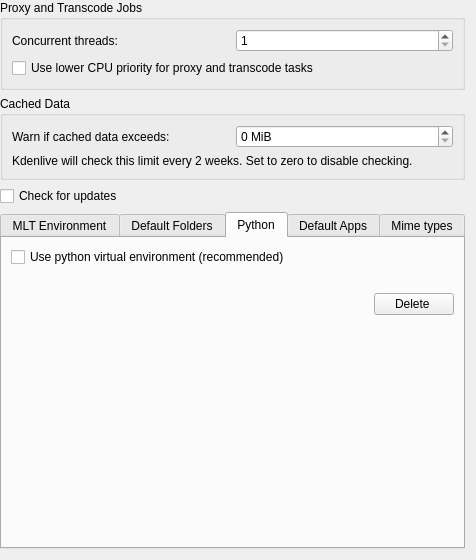
Above: src/ui/configenv_ui.ui from KDE/kdenlive before the change. Below: the same form after it.
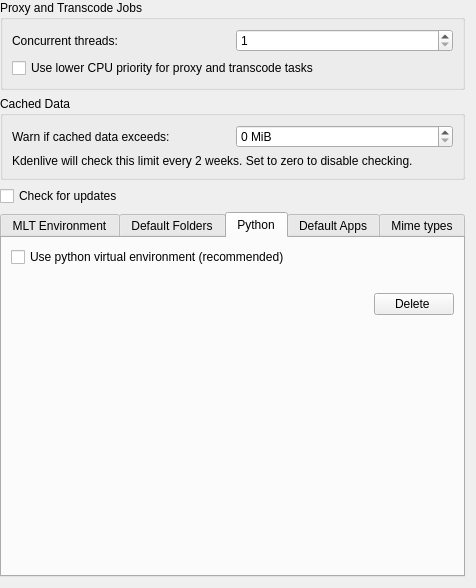
That is the form after the change. The open tabs and pages were chosen to show the change. Custom widgets are drawn as their Qt base class.

```diff
--- a/src/ui/configenv_ui.ui
+++ b/src/ui/configenv_ui.ui
@@ -11,7 +11,7 @@
     <x>0</x>
     <y>0</y>
     <width>476</width>
-    <height>560</height>
+    <height>588</height>
    </rect>
   </property>
   <property name="sizePolicy">
@@ -320,10 +320,10 @@
        <string>Python</string>
       </attribute>
       <layout class="QGridLayout" name="gridLayout">
-       <item row="0" column="0">
-        <widget class="QCheckBox" name="kcfg_usePythonVenv">
-         <property name="text">
-          <string>Use python virtual environment (recommended)</string>
+       <item row="5" column="0">
+        <widget class="KMessageWidget" name="pythonSetupMessage">
+         <property name="closeButtonVisible">
+          <bool>false</bool>
          </property>
         </widget>
        </item>
@@ -340,6 +340,26 @@
          </property>
         </widget>
        </item>
+       <item row="0" column="0">
+        <widget class="QCheckBox" name="kcfg_usePythonVenv">
+         <property name="text">
+          <string>Use python virtual environment (recommended)</string>
+         </property>
+        </widget>
+       </item>
+       <item row="4" column="0">
+        <spacer name="verticalSpacer">
+         <property name="orientation">
+          <enum>Qt::Vertical</enum>
+         </property>
+         <property name="sizeHint" stdset="0">
+          <size>
+           <width>20</width>
+           <height>196</height>
+          </size>
+         </property>
+        </spacer>
+       </item>
        <item row="2" column="0">
         <layout class="QHBoxLayout" name="horizontalLayout_4">
          <property name="spacing">
@@ -368,24 +388,7 @@
         </layout>
        </item>
        <item row="3" column="0">
-        <spacer name="verticalSpacer">
-         <property name="orientation">
-          <enum>Qt::Vertical</enum>
-         </property>
-         <property name="sizeHint" stdset="0">
-          <size>
-           <width>20</width>
-           <height>196</height>
-          </size>
-         </property>
-        </spacer>
-       </item>
-       <item row="4" column="0">
-        <widget class="KMessageWidget" name="pythonSetupMessage">
-         <property name="closeButtonVisible">
-          <bool>false</bool>
-         </property>
-        </widget>
+        <layout class="QVBoxLayout" name="message_layout_2"/>
        </item>
       </layout>
      </widget>
```
